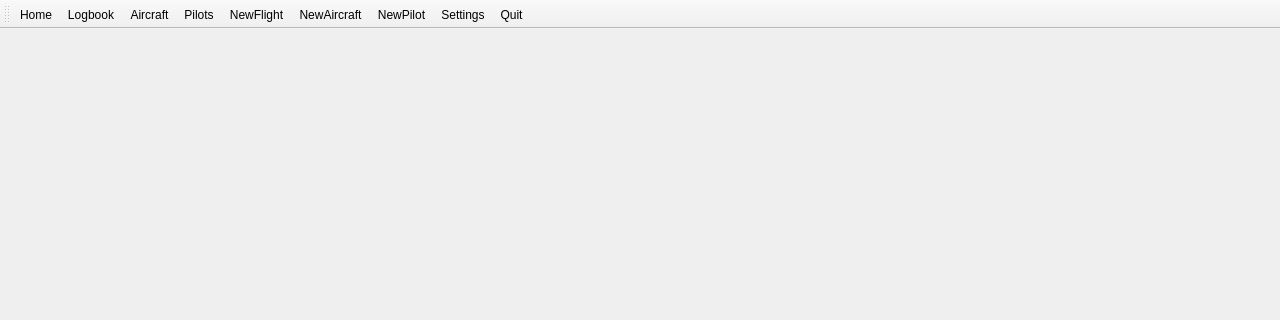
Old version of the form mainwindow.ui in the repository fiffty-50/openPilotLog; both pictures show x 0 to 1280 and y 0 to 320 of the 1280 by 720 pixel window.
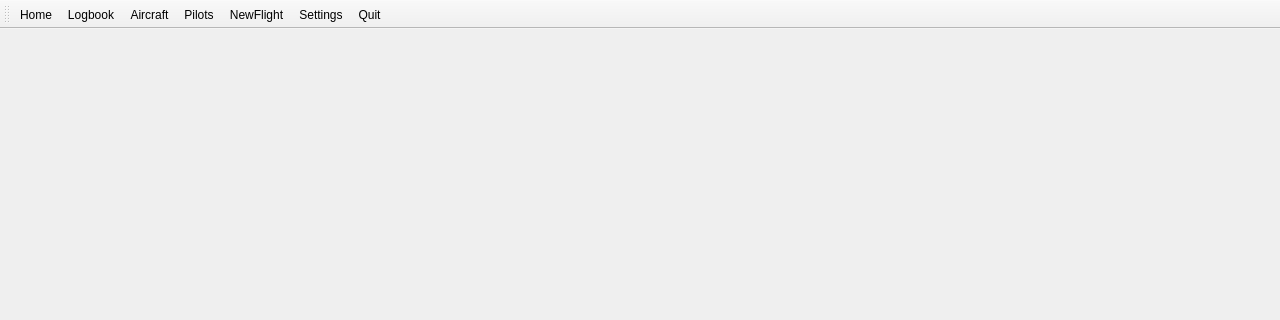
New version of the form.

What changed in the file:
```diff
--- a/mainwindow.ui
+++ b/mainwindow.ui
@@ -39,8 +39,6 @@
    <addaction name="actionAircraft"/>
    <addaction name="actionPilots"/>
    <addaction name="actionNewFlight"/>
-   <addaction name="actionNewAircraft"/>
-   <addaction name="actionNewPilot"/>
    <addaction name="actionSettings"/>
    <addaction name="actionQuit"/>
   </widget>
```
